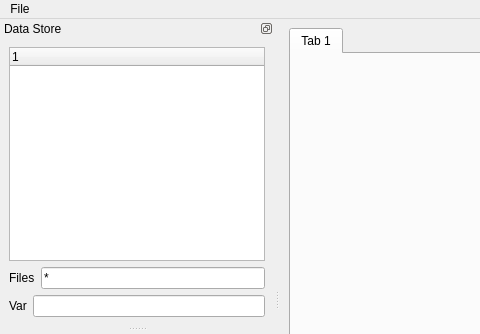
AntSimi/PyLook, file pylook/ui/pylook.ui: the form before one commit; both pictures show x 0 to 480 and y 0 to 334 of the 800 by 600 pixel window.
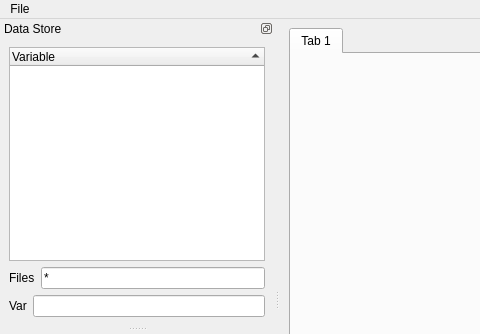
The form after the commit. Custom widgets are drawn as their Qt base class.

Commit message: Start netcdf4 handler and system to detect variable coordinates

```diff
--- a/pylook/ui/pylook.ui
+++ b/pylook/ui/pylook.ui
@@ -67,12 +67,21 @@
     <layout class="QVBoxLayout" name="data_layout">
      <item>
       <widget class="DataTree" name="data_tree">
+       <property name="editTriggers">
+        <set>QAbstractItemView::NoEditTriggers</set>
+       </property>
+       <property name="sortingEnabled">
+        <bool>true</bool>
+       </property>
        <property name="wordWrap">
         <bool>true</bool>
        </property>
+       <property name="headerHidden">
+        <bool>false</bool>
+       </property>
        <column>
         <property name="text">
-         <string notr="true">1</string>
+         <string notr="true">Variable</string>
         </property>
        </column>
       </widget>
```
Left out of the diff: 24 changed lines with no effect on the pictures. The commit also changes 5 other files.
